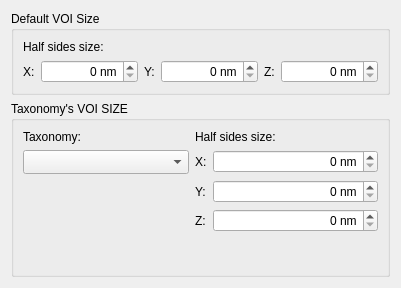
First picture: the form in App/Settings/VOI/RectangularVOISettings.ui, repository FelixdelasPozas/EspINA, before the edit.
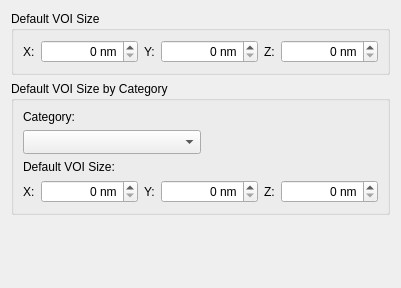
Second picture: the form after the edit. Custom widgets are drawn as their Qt base class.

Commit message: UI enhancements and label corrections

```diff
--- a/App/Settings/VOI/RectangularVOISettings.ui
+++ b/App/Settings/VOI/RectangularVOISettings.ui
@@ -20,13 +20,6 @@
       <string>Default VOI Size</string>
      </property>
      <layout class="QVBoxLayout" name="verticalLayout_2">
-      <item>
-       <widget class="QLabel" name="label_3">
-        <property name="text">
-         <string>Half sides size:</string>
-        </property>
-       </widget>
-      </item>
       <item>
        <layout class="QHBoxLayout" name="horizontalLayout">
         <item>
@@ -124,113 +117,19 @@
    <item>
     <widget class="QGroupBox" name="groupBox_2">
      <property name="title">
-      <string>Taxonomy's VOI SIZE</string>
+      <string>Default VOI Size by Category</string>
      </property>
      <layout class="QVBoxLayout" name="verticalLayout">
       <item>
-       <layout class="QGridLayout" name="gridLayout">
-        <item row="3" column="1" colspan="2">
-         <widget class="QLabel" name="label_7">
-          <property name="text">
-           <string>Z:</string>
-          </property>
-         </widget>
-        </item>
-        <item row="3" column="3">
-         <widget class="QSpinBox" name="m_zTaxSize">
-          <property name="sizePolicy">
-           <sizepolicy hsizetype="MinimumExpanding" vsizetype="Fixed">
-            <horstretch>0</horstretch>
-            <verstretch>0</verstretch>
-           </sizepolicy>
-          </property>
-          <property name="alignment">
-           <set>Qt::AlignRight|Qt::AlignTrailing|Qt::AlignVCenter</set>
-          </property>
-          <property name="suffix">
-           <string> nm</string>
-          </property>
-          <property name="maximum">
-           <number>10000</number>
-          </property>
-          <property name="singleStep">
-           <number>2</number>
-          </property>
-         </widget>
-        </item>
-        <item row="1" column="3">
-         <widget class="QSpinBox" name="m_xTaxSize">
-          <property name="sizePolicy">
-           <sizepolicy hsizetype="MinimumExpanding" vsizetype="Fixed">
-            <horstretch>0</horstretch>
-            <verstretch>0</verstretch>
-           </sizepolicy>
-          </property>
-          <property name="alignment">
-           <set>Qt::AlignRight|Qt::AlignTrailing|Qt::AlignVCenter</set>
-          </property>
-          <property name="suffix">
-           <string> nm</string>
-          </property>
-          <property name="maximum">
-           <number>10000</number>
-          </property>
-          <property name="singleStep">
-           <number>2</number>
-          </property>
-         </widget>
-        </item>
-        <item row="0" column="0">
-         <widget class="QLabel" name="label_2">
-          <property name="text">
-           <string>Taxonomy:</string>
-          </property>
-         </widget>
-        </item>
-        <item row="1" column="1" colspan="2">
-         <widget class="QLabel" name="label_5">
-          <property name="text">
-           <string>X:</string>
-          </property>
-         </widget>
-        </item>
-        <item row="2" column="3">
-         <widget class="QSpinBox" name="m_yTaxSize">
-          <property name="sizePolicy">
-           <sizepolicy hsizetype="MinimumExpanding" vsizetype="Fixed">
-            <horstretch>0</horstretch>
-            <verstretch>0</verstretch>
-           </sizepolicy>
-          </property>
-          <property name="alignment">
-           <set>Qt::AlignRight|Qt::AlignTrailing|Qt::AlignVCenter</set>
-          </property>
-          <property name="suffix">
-           <string> nm</string>
-          </property>
-          <property name="maximum">
-           <number>10000</number>
-          </property>
-          <property name="singleStep">
-           <number>2</number>
-          </property>
-         </widget>
-        </item>
-        <item row="0" column="1" colspan="3">
-         <widget class="QLabel" name="label">
-          <property name="text">
-           <string>Half sides size:</string>
-          </property>
-         </widget>
-        </item>
-        <item row="2" column="1" colspan="2">
-         <widget class="QLabel" name="label_6">
-          <property name="text">
-           <string>Y:</string>
-          </property>
-         </widget>
-        </item>
-        <item row="1" column="0">
+       <widget class="QLabel" name="label_2">
+        <property name="text">
+         <string>Category:</string>
+        </property>
+       </widget>
+      </item>
+      <item>
+       <layout class="QHBoxLayout" name="horizontalLayout_3">
+        <item>
          <widget class="QComboTreeView" name="m_taxonomySelector">
           <property name="sizePolicy">
            <sizepolicy hsizetype="MinimumExpanding" vsizetype="Fixed">
@@ -243,24 +142,135 @@
           </property>
          </widget>
         </item>
+        <item>
+         <spacer name="horizontalSpacer">
+          <property name="orientation">
+           <enum>Qt::Horizontal</enum>
+          </property>
+          <property name="sizeHint" stdset="0">
+           <size>
+            <width>40</width>
+            <height>20</height>
+           </size>
+          </property>
+         </spacer>
+        </item>
        </layout>
       </item>
       <item>
-       <spacer name="verticalSpacer">
-        <property name="orientation">
-         <enum>Qt::Vertical</enum>
+       <widget class="QLabel" name="label">
+        <property name="text">
+         <string>Default VOI Size:</string>
         </property>
-        <property name="sizeHint" stdset="0">
-         <size>
-          <width>20</width>
-          <height>40</height>
-         </size>
-        </property>
-       </spacer>
+       </widget>
+      </item>
+      <item>
+       <layout class="QHBoxLayout" name="horizontalLayout_2">
+        <item>
+         <widget class="QLabel" name="label_5">
+          <property name="text">
+           <string>X:</string>
+          </property>
+         </widget>
+        </item>
+        <item>
+         <widget class="QSpinBox" name="m_xTaxSize">
+          <property name="sizePolicy">
+           <sizepolicy hsizetype="MinimumExpanding" vsizetype="Fixed">
+            <horstretch>0</horstretch>
+            <verstretch>0</verstretch>
+           </sizepolicy>
+          </property>
+          <property name="alignment">
+           <set>Qt::AlignRight|Qt::AlignTrailing|Qt::AlignVCenter</set>
+          </property>
+          <property name="suffix">
+           <string> nm</string>
+          </property>
+          <property name="maximum">
+           <number>10000</number>
+          </property>
+          <property name="singleStep">
+           <number>2</number>
+          </property>
+         </widget>
+        </item>
+        <item>
+         <widget class="QLabel" name="label_6">
+          <property name="text">
+           <string>Y:</string>
+          </property>
+         </widget>
+        </item>
+        <item>
+         <widget class="QSpinBox" name="m_yTaxSize">
+          <property name="sizePolicy">
+           <sizepolicy hsizetype="MinimumExpanding" vsizetype="Fixed">
+            <horstretch>0</horstretch>
+            <verstretch>0</verstretch>
+           </sizepolicy>
+          </property>
+          <property name="alignment">
+           <set>Qt::AlignRight|Qt::AlignTrailing|Qt::AlignVCenter</set>
+          </property>
+          <property name="suffix">
+           <string> nm</string>
+          </property>
+          <property name="maximum">
+           <number>10000</number>
+          </property>
+          <property name="singleStep">
+           <number>2</number>
+          </property>
+         </widget>
+        </item>
+        <item>
+         <widget class="QLabel" name="label_7">
+          <property name="text">
+           <string>Z:</string>
+          </property>
+         </widget>
+        </item>
+        <item>
+         <widget class="QSpinBox" name="m_zTaxSize">
+          <property name="sizePolicy">
+           <sizepolicy hsizetype="MinimumExpanding" vsizetype="Fixed">
+            <horstretch>0</horstretch>
+            <verstretch>0</verstretch>
+           </sizepolicy>
+          </property>
+          <property name="alignment">
+           <set>Qt::AlignRight|Qt::AlignTrailing|Qt::AlignVCenter</set>
+          </property>
+          <property name="suffix">
+           <string> nm</string>
+          </property>
+          <property name="maximum">
+           <number>10000</number>
+          </property>
+          <property name="singleStep">
+           <number>2</number>
+          </property>
+         </widget>
+        </item>
+       </layout>
       </item>
      </layout>
     </widget>
    </item>
+   <item>
+    <spacer name="verticalSpacer">
+     <property name="orientation">
+      <enum>Qt::Vertical</enum>
+     </property>
+     <property name="sizeHint" stdset="0">
+      <size>
+       <width>20</width>
+       <height>40</height>
+      </size>
+     </property>
+    </spacer>
+   </item>
   </layout>
  </widget>
  <customwidgets>
```
The commit also changes 43 other files.
